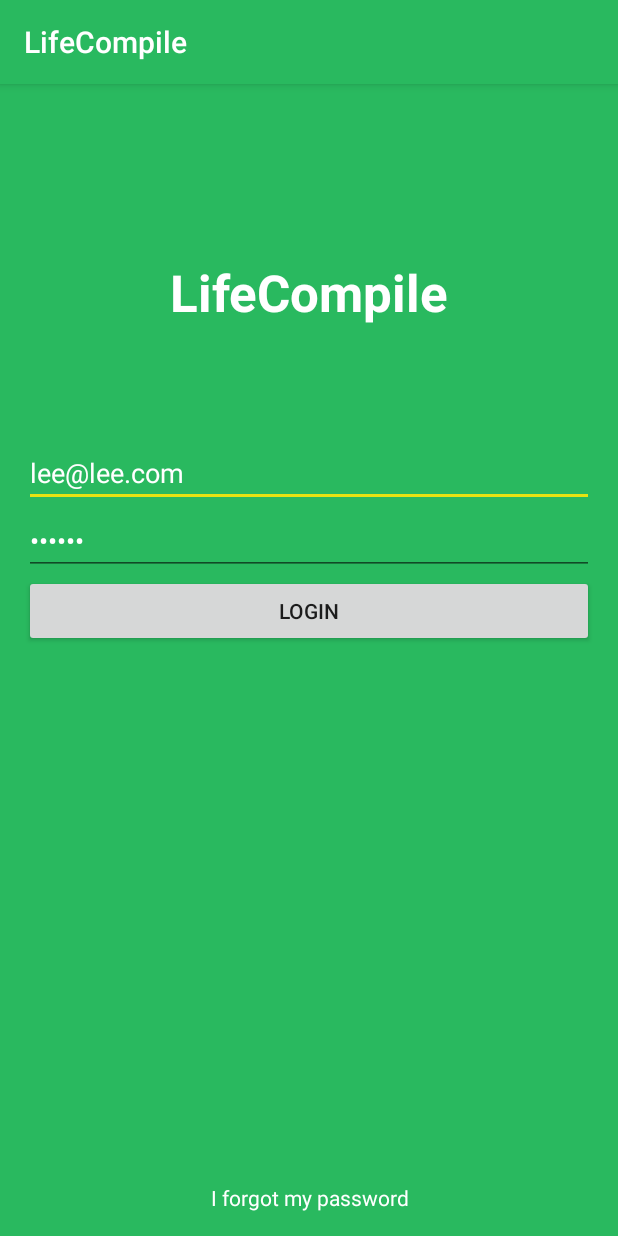
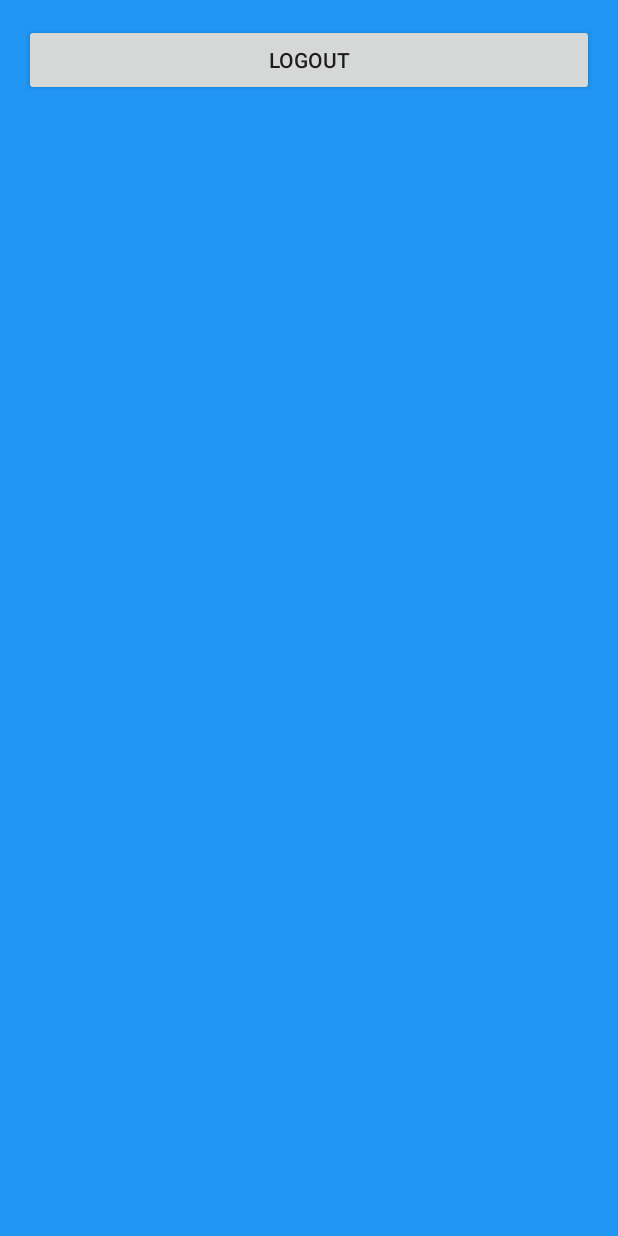
Before and after one commit to leemac/lifecompile-android, an Android app: the screen it shows after launch (MainActivity before the commit, HomeActivity after it), after a tap on "LOGIN", on a phone screen of 412 x 824 dp. Run offline under Robolectric (Android 15) with nearby library versions, the phone set to English and light mode, and no system bars.

Commit message:
basic activities

```diff
--- a/app/build.gradle
+++ b/app/build.gradle
@@ -23,4 +23,5 @@ dependencies {
     compile fileTree(dir: 'libs', include: ['*.jar'])
     testCompile 'junit:junit:4.12'
     compile 'com.android.support:appcompat-v7:23.3.0'
+    compile 'com.android.support:design:23.3.0'
 }
--- a/app/src/main/AndroidManifest.xml
+++ b/app/src/main/AndroidManifest.xml
@@ -1,20 +1,24 @@
 <?xml version="1.0" encoding="utf-8"?>
 <manifest xmlns:android="http://schemas.android.com/apk/res/android"
-    package="com.tinycore.lifecompile" >
+    package="com.tinycore.lifecompile">
 
     <application
         android:allowBackup="true"
         android:icon="@mipmap/ic_launcher"
         android:label="@string/app_name"
         android:supportsRtl="true"
-        android:theme="@style/AppTheme" >
-        <activity android:name=".MainActivity" >
+        android:theme="@style/AppTheme">
+        <activity android:name=".LoginActivity">
             <intent-filter>
                 <action android:name="android.intent.action.MAIN" />
 
                 <category android:name="android.intent.category.LAUNCHER" />
             </intent-filter>
         </activity>
+        <activity
+            android:name=".HomeActivity"
+            android:label="@string/title_activity_home"
+            android:theme="@style/AppTheme"></activity>
     </application>
 
 </manifest>
--- /dev/null
+++ b/app/src/main/java/com/tinycore/lifecompile/HomeActivity.java
@@ -0,0 +1,28 @@
+package com.tinycore.lifecompile;
+
+import android.os.Bundle;
+import android.support.design.widget.Snackbar;
+import android.support.v7.app.AppCompatActivity;
+import android.view.View;
+import android.widget.Button;
+
+public class HomeActivity extends AppCompatActivity {
+
+    @Override
+    protected void onCreate(Bundle savedInstanceState) {
+        super.onCreate(savedInstanceState);
+        setContentView(R.layout.activity_home);
+
+        Button fab = (Button) findViewById(R.id.fab);
+        fab.setOnClickListener(new View.OnClickListener() {
+            @Override
+            public void onClick(View view) {
+                Snackbar.make(view, "Replace with your own action", Snackbar.LENGTH_LONG)
+                        .setAction("Action", null).show();
+
+                finish();
+            }
+        });
+    }
+
+}
--- /dev/null
+++ b/app/src/main/java/com/tinycore/lifecompile/LoginActivity.java
@@ -0,0 +1,20 @@
+package com.tinycore.lifecompile;
+
+import android.content.Intent;
+import android.support.v7.app.AppCompatActivity;
+import android.os.Bundle;
+import android.view.View;
+
+public class LoginActivity extends AppCompatActivity {
+
+    @Override
+    protected void onCreate(Bundle savedInstanceState) {
+        super.onCreate(savedInstanceState);
+        setContentView(R.layout.activity_login);
+    }
+
+    public void loginClick(View view) {
+        Intent intent = new Intent(this, HomeActivity.class);
+        startActivity(intent);
+    }
+}
--- a/app/src/main/java/com/tinycore/lifecompile/MainActivity.java
+++ /dev/null
@@ -1,14 +0,0 @@
-package com.tinycore.lifecompile;
-
-import android.support.v7.app.AppCompatActivity;
-import android.os.Bundle;
-
-public class MainActivity extends AppCompatActivity {
-
-    @Override
-    protected void onCreate(Bundle savedInstanceState) {
-        super.onCreate(savedInstanceState);
-        setContentView(R.layout.activity_main);
-    }
-}
-tat
--- /dev/null
+++ b/app/src/main/res/layout/activity_home.xml
@@ -0,0 +1,20 @@
+<LinearLayout xmlns:android="http://schemas.android.com/apk/res/android"
+    xmlns:tools="http://schemas.android.com/tools"
+    android:layout_width="match_parent"
+    android:layout_height="match_parent"
+    android:paddingLeft="@dimen/activity_horizontal_margin"
+    android:paddingRight="@dimen/activity_horizontal_margin"
+    android:paddingTop="@dimen/activity_vertical_margin"
+    android:paddingBottom="@dimen/activity_vertical_margin"
+    android:orientation="vertical"
+    android:background="@color/colorPrimary"
+    tools:context=".LoginActivity">
+
+<Button
+        android:id="@+id/fab"
+        android:text="Logout"
+        android:layout_width="fill_parent"
+        android:layout_height="wrap_content"
+        android:src="@android:drawable/ic_dialog_email" />
+
+</LinearLayout>
--- a/app/src/main/res/layout/activity_main.xml
+++ b/app/src/main/res/layout/activity_login.xml
@@ -1,12 +1,14 @@
 <LinearLayout xmlns:android="http://schemas.android.com/apk/res/android"
-    xmlns:tools="http://schemas.android.com/tools" android:layout_width="match_parent"
-    android:layout_height="match_parent" android:paddingLeft="@dimen/activity_horizontal_margin"
+    xmlns:tools="http://schemas.android.com/tools"
+    android:layout_width="match_parent"
+    android:layout_height="match_parent"
+    android:paddingLeft="@dimen/activity_horizontal_margin"
     android:paddingRight="@dimen/activity_horizontal_margin"
     android:paddingTop="@dimen/activity_vertical_margin"
     android:paddingBottom="@dimen/activity_vertical_margin"
     android:orientation="vertical"
     android:background="@color/colorPrimary"
-    tools:context="com.tinycore.lifecompile.MainActivity">
+    tools:context=".LoginActivity">
 
     <TextView
         android:layout_width="match_parent"
--- /dev/null
+++ b/app/src/main/res/values-v21/styles.xml
@@ -0,0 +1 @@
+<resources></resources>
--- a/app/src/main/res/values/colors.xml
+++ b/app/src/main/res/values/colors.xml
@@ -1,11 +1,11 @@
 <?xml version="1.0" encoding="utf-8"?>
 <resources>
-    <color name="colorPrimary">#29b95f</color>
-    <color name="colorPrimaryDark">#126731</color>
+    <color name="colorPrimary">#2196F3</color>
+    <color name="colorPrimaryDark">#1976D2</color>
     <color name="textColorPrimary">#212121</color>
     <color name="windowBackground">#FFFFFF</color>
     <color name="navigationBarColor">#000000</color>
-    <color name="colorAccent">#e6e312</color>
+    <color name="colorAccent">#7C4DFF</color>
     <color name="white">#FFFFFF</color>
     <color name="linkColor">#428bca</color>
 </resources>
--- a/app/src/main/res/values/dimens.xml
+++ b/app/src/main/res/values/dimens.xml
@@ -2,4 +2,5 @@
     <!-- Default screen margins, per the Android Design guidelines. -->
     <dimen name="activity_horizontal_margin">16dp</dimen>
     <dimen name="activity_vertical_margin">16dp</dimen>
+    <dimen name="fab_margin">16dp</dimen>
 </resources>
--- a/app/src/main/res/values/strings.xml
+++ b/app/src/main/res/values/strings.xml
@@ -1,3 +1,4 @@
 <resources>
     <string name="app_name">LifeCompile</string>
+    <string name="title_activity_home">HomeActivity</string>
 </resources>
--- a/app/src/main/res/values/styles.xml
+++ b/app/src/main/res/values/styles.xml
@@ -3,9 +3,15 @@
     <!-- Base application theme. -->
     <style name="AppTheme" parent="Theme.AppCompat.Light.DarkActionBar">
         <!-- Customize your theme here. -->
+        <item name="windowNoTitle">true</item>
+        <item name="windowActionBar">false</item>
         <item name="colorPrimary">@color/colorPrimary</item>
         <item name="colorPrimaryDark">@color/colorPrimaryDark</item>
         <item name="colorAccent">@color/colorAccent</item>
     </style>
 
+    <style name="AppTheme.AppBarOverlay" parent="ThemeOverlay.AppCompat.Dark.ActionBar" />
+
+    <style name="AppTheme.PopupOverlay" parent="ThemeOverlay.AppCompat.Light" />
+
 </resources>
```
